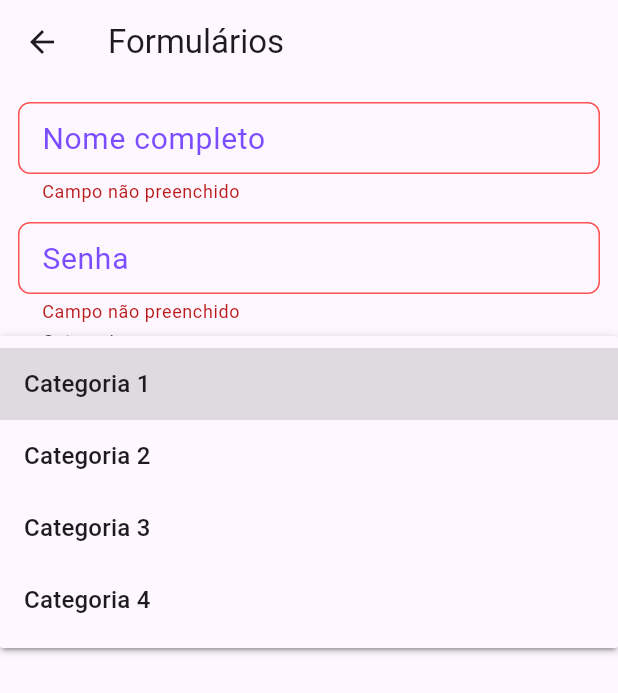
After one commit to LMThomaz-Study/jornada_flutter, a Flutter app: the FormsPage screen opened by its route, after a tap on "Salvar", after a tap on "Categoria 1", on a phone screen of 412 x 824 dp. The commit adds this screen. Shown: the top 693 px of the screen. Run offline on Flutter 3.47's test engine with Material 3 defaults, Android fonts, the phone set to English and light mode, and no system bars; our stand-ins replace device_preview.

Commit message:
Trabalhando com formulários

```diff
--- a/primeiro_projeto/lib/main.dart
+++ b/primeiro_projeto/lib/main.dart
@@ -3,6 +3,7 @@ import 'package:flutter/material.dart';
 import 'package:primeiro_projeto/pages/botoes_rotacao_texto/botoes_rotacao_texto_page.dart';
 import 'package:primeiro_projeto/pages/container/container_page.dart';
 import 'package:primeiro_projeto/pages/dialogs/dialogs_page.dart';
+import 'package:primeiro_projeto/pages/forms/forms_page.dart';
 import 'package:primeiro_projeto/pages/home/home_page.dart';
 import 'package:primeiro_projeto/pages/layout_builder/layout_builder_page.dart';
 import 'package:primeiro_projeto/pages/media_query/media_query_page.dart';
@@ -53,6 +54,7 @@ class MyApp extends StatelessWidget {
         SinglechildscrollviewPage.routeName: (_) =>
             const SinglechildscrollviewPage(),
         SnackbarPage.routeName: (_) => const SnackbarPage(),
+        FormsPage.routeName: (_) => const FormsPage(),
       },
     );
   }
--- /dev/null
+++ b/primeiro_projeto/lib/pages/forms/forms_page.dart
@@ -0,0 +1,224 @@
+import 'package:flutter/material.dart';
+
+class FormsPage extends StatefulWidget {
+  static const routeName = '/forms';
+
+  const FormsPage({super.key});
+
+  @override
+  State<FormsPage> createState() => _FormsPageState();
+}
+
+class _FormsPageState extends State<FormsPage> {
+  // String text = '';
+  final formKey = GlobalKey<FormState>();
+  final nameEC = TextEditingController();
+  final passwordEC = TextEditingController();
+  String category = 'categoria1';
+
+  @override
+  void dispose() {
+    nameEC.dispose();
+    passwordEC.dispose();
+    super.dispose();
+  }
+
+  @override
+  Widget build(BuildContext context) {
+    return Scaffold(
+      appBar: AppBar(
+        title: const Text('Formulários'),
+      ),
+      body: SingleChildScrollView(
+        child: Form(
+          key: formKey,
+          child: Padding(
+            padding: const EdgeInsets.all(12),
+            child: Column(
+              children: [
+                // TextField(
+                //   onChanged: (String value) {
+                //     setState(() {
+                //       text = value;
+                //     });
+                //   },
+                // ),
+                TextFormField(
+                  controller: nameEC,
+                  maxLines: null,
+                  decoration: InputDecoration(
+                    labelText: 'Nome completo',
+                    border: OutlineInputBorder(
+                      borderRadius: BorderRadius.circular(8),
+                      borderSide: const BorderSide(
+                        color: Colors.black,
+                      ),
+                    ),
+                    enabledBorder: OutlineInputBorder(
+                      borderRadius: BorderRadius.circular(8),
+                      borderSide: const BorderSide(
+                        color: Colors.black,
+                      ),
+                    ),
+                    focusedBorder: OutlineInputBorder(
+                      borderRadius: BorderRadius.circular(8),
+                      borderSide: const BorderSide(
+                        color: Colors.black,
+                      ),
+                    ),
+                    errorBorder: OutlineInputBorder(
+                      borderRadius: BorderRadius.circular(8),
+                      borderSide: const BorderSide(
+                        color: Colors.redAccent,
+                      ),
+                    ),
+                    labelStyle: const TextStyle(
+                      fontSize: 20,
+                      color: Colors.deepPurpleAccent,
+                    ),
+                    isDense: true,
+                  ),
+                  validator: (String? value) {
+                    if (value == null || value.isEmpty) {
+                      return 'Campo não preenchido';
+                    }
+                    if (value.trim().split(' ').length < 2) {
+                      return 'O nome precisa ser completo';
+                    }
+                    return null;
+                  },
+                ),
+                const SizedBox(height: 12),
+                TextFormField(
+                  controller: passwordEC,
+                  decoration: InputDecoration(
+                    labelText: 'Senha',
+                    border: OutlineInputBorder(
+                      borderRadius: BorderRadius.circular(8),
+                      borderSide: const BorderSide(
+                        color: Colors.black,
+                      ),
+                    ),
+                    enabledBorder: OutlineInputBorder(
+                      borderRadius: BorderRadius.circular(8),
+                      borderSide: const BorderSide(
+                        color: Colors.black,
+                      ),
+                    ),
+                    focusedBorder: OutlineInputBorder(
+                      borderRadius: BorderRadius.circular(8),
+                      borderSide: const BorderSide(
+                        color: Colors.black,
+                      ),
+                    ),
+                    errorBorder: OutlineInputBorder(
+                      borderRadius: BorderRadius.circular(8),
+                      borderSide: const BorderSide(
+                        color: Colors.redAccent,
+                      ),
+                    ),
+                    labelStyle: const TextStyle(
+                      fontSize: 20,
+                      color: Colors.deepPurpleAccent,
+                    ),
+                    isDense: true,
+                  ),
+                  obscureText: true,
+                  validator: (String? value) {
+                    if (value == null || value.isEmpty) {
+                      return 'Campo não preenchido';
+                    }
+                    return null;
+                  },
+                ),
+                const SizedBox(height: 12),
+                DropdownButtonFormField<String>(
+                  value: category,
+                  elevation: 2,
+                  isDense: true,
+                  icon: const Icon(Icons.arrow_drop_down),
+                  decoration: InputDecoration(
+                    labelText: 'Categoria',
+                    border: OutlineInputBorder(
+                      borderRadius: BorderRadius.circular(8),
+                      borderSide: const BorderSide(
+                        color: Colors.black,
+                      ),
+                    ),
+                    enabledBorder: OutlineInputBorder(
+                      borderRadius: BorderRadius.circular(8),
+                      borderSide: const BorderSide(
+                        color: Colors.black,
+                      ),
+                    ),
+                    focusedBorder: OutlineInputBorder(
+                      borderRadius: BorderRadius.circular(8),
+                      borderSide: const BorderSide(
+                        color: Colors.black,
+                      ),
+                    ),
+                    errorBorder: OutlineInputBorder(
+                      borderRadius: BorderRadius.circular(8),
+                      borderSide: const BorderSide(
+                        color: Colors.redAccent,
+                      ),
+                    ),
+                  ),
+                  validator: (String? value) {
+                    if (value == null || value.isEmpty) {
+                      return 'Categoria não preenchida';
+                    }
+                    return null;
+                  },
+                  items: const [
+                    DropdownMenuItem(
+                      value: 'categoria1',
+                      child: Text('Categoria 1'),
+                    ),
+                    DropdownMenuItem(
+                      value: 'categoria2',
+                      child: Text('Categoria 2'),
+                    ),
+                    DropdownMenuItem(
+                      value: 'categoria3',
+                      child: Text('Categoria 3'),
+                    ),
+                    DropdownMenuItem(
+                      value: 'categoria4',
+                      child: Text('Categoria 4'),
+                    ),
+                  ],
+                  onChanged: (String? newValue) {
+                    if (newValue != null) {
+                      setState(() {
+                        category = newValue;
+                      });
+                    }
+                  },
+                ),
+
+                const SizedBox(height: 24),
+
+                ElevatedButton(
+                  onPressed: () {
+                    var formValid = formKey.currentState?.validate() ?? false;
+                    String message = 'Formulário inválido';
+
+                    if (formValid) {
+                      message = 'Formulário válido (Name: ${nameEC.text})';
+                    }
+
+                    ScaffoldMessenger.of(context).showSnackBar(
+                      SnackBar(content: Text(message)),
+                    );
+                  },
+                  child: const Text('Salvar'),
+                )
+              ],
+            ),
+          ),
+        ),
+      ),
+    );
+  }
+}
--- a/primeiro_projeto/lib/pages/home/home_page.dart
+++ b/primeiro_projeto/lib/pages/home/home_page.dart
@@ -2,6 +2,7 @@ import 'package:flutter/material.dart';
 import 'package:primeiro_projeto/pages/botoes_rotacao_texto/botoes_rotacao_texto_page.dart';
 import 'package:primeiro_projeto/pages/container/container_page.dart';
 import 'package:primeiro_projeto/pages/dialogs/dialogs_page.dart';
+import 'package:primeiro_projeto/pages/forms/forms_page.dart';
 import 'package:primeiro_projeto/pages/layout_builder/layout_builder_page.dart';
 import 'package:primeiro_projeto/pages/media_query/media_query_page.dart';
 import 'package:primeiro_projeto/pages/rows_columns/rows_columns_page.dart';
@@ -19,6 +20,7 @@ enum PopupMenuPages {
   scrollsListView,
   dialogs,
   snackbar,
+  forms,
 }
 
 class HomePage extends StatelessWidget {
@@ -67,6 +69,9 @@ class HomePage extends StatelessWidget {
                 case PopupMenuPages.snackbar:
                   Navigator.of(context).pushNamed(SnackbarPage.routeName);
                   break;
+                case PopupMenuPages.forms:
+                  Navigator.of(context).pushNamed(FormsPage.routeName);
+                  break;
               }
             },
             itemBuilder: (BuildContext context) {
@@ -106,6 +111,10 @@ class HomePage extends StatelessWidget {
                 const PopupMenuItem<PopupMenuPages>(
                   value: PopupMenuPages.snackbar,
                   child: Text('Snackbar'),
+                ),
+                const PopupMenuItem<PopupMenuPages>(
+                  value: PopupMenuPages.forms,
+                  child: Text('Formulários'),
                 ),
               ];
             },
```
